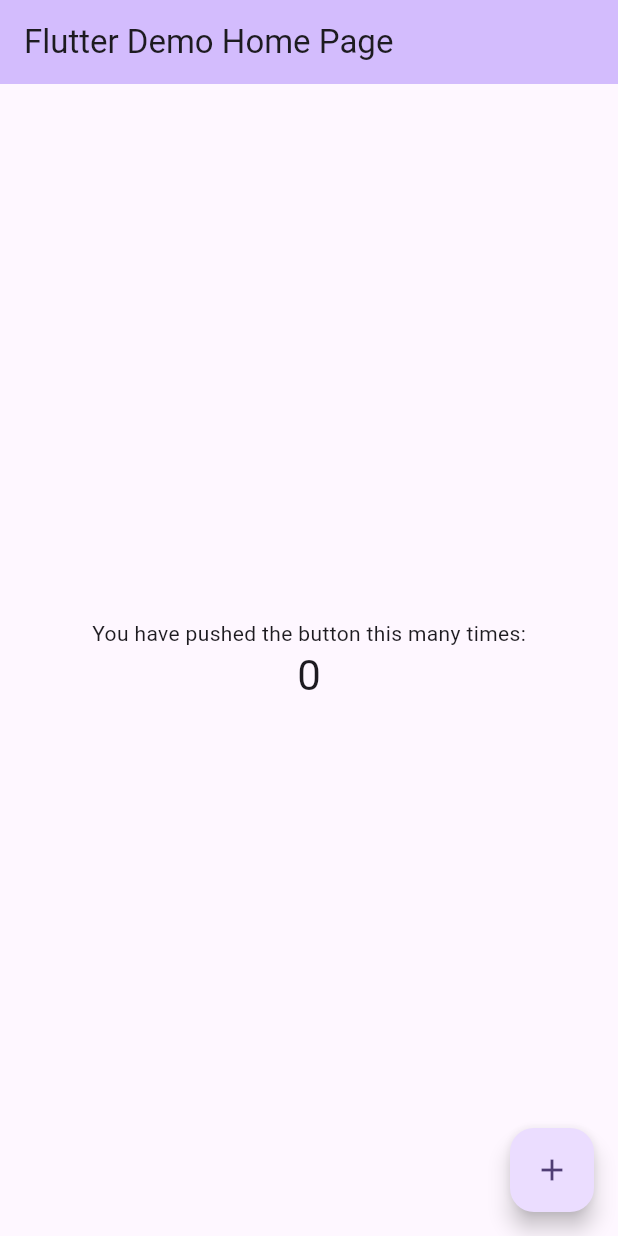
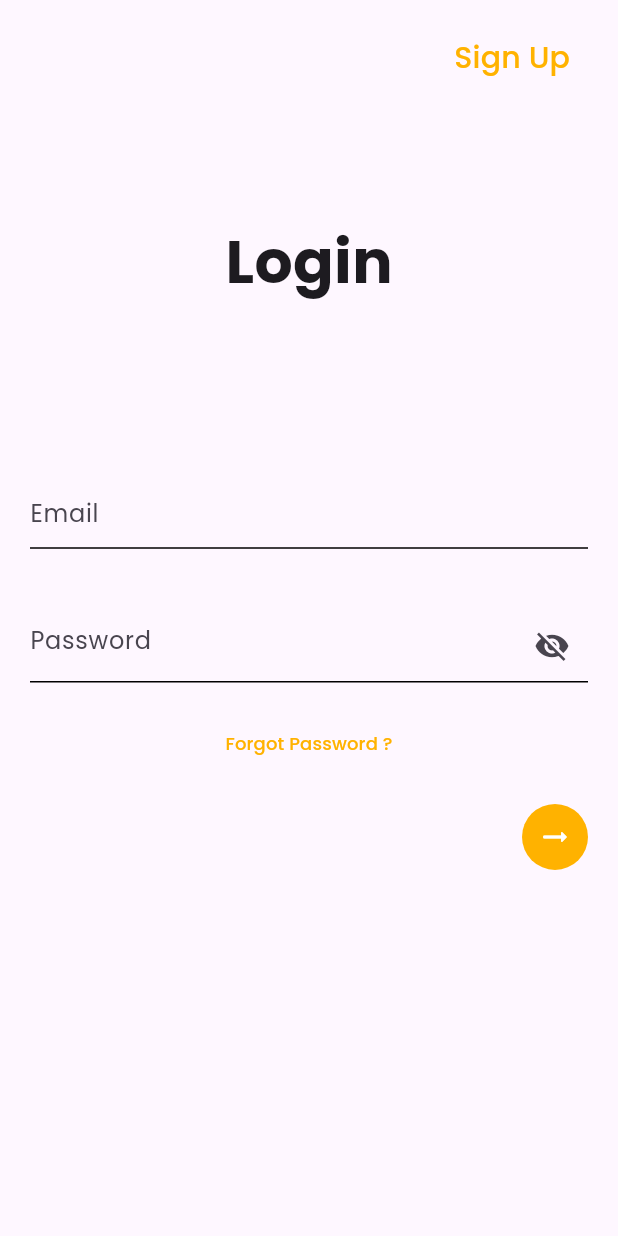
Before and after one commit to fauz2323/woodman_fe, a Flutter app: the screen it shows after launch, on a phone screen of 412 x 824 dp. Run offline on Flutter 3.47's test engine with Material 3 defaults, Android fonts, the light colour scheme and no system bars; our stand-ins replace bloc, flutter_bloc, freezed_annotation, google_fonts.

Commit message:
Add initial implementation of splash, login, and register features with state management

```diff
--- /dev/null
+++ b/lib/helper/route_helper.dart
@@ -0,0 +1,13 @@
+import 'package:flutter/material.dart';
+
+import '../main/view/pages/login/login_view.dart';
+import '../main/view/pages/register/register_view.dart';
+import '../main/view/pages/splash/splash_view.dart';
+
+class RouteHelper {
+  static Map<String, Widget Function(BuildContext)> routes = {
+    '/': (context) => const SplashView(),
+    '/login': (context) => LoginView(),
+    '/register': (context) => RegisterView(),
+  };
+}
--- /dev/null
+++ b/lib/helper/size_helper.dart
@@ -0,0 +1,11 @@
+import 'package:flutter/material.dart';
+
+class SizeHelper {
+  static double getScreenWidth(BuildContext context) {
+    return MediaQuery.of(context).size.width;
+  }
+
+  static double getScreenHeight(BuildContext context) {
+    return MediaQuery.of(context).size.height;
+  }
+}
--- a/lib/main.dart
+++ b/lib/main.dart
@@ -1,4 +1,6 @@
 import 'package:flutter/material.dart';
+import 'package:google_fonts/google_fonts.dart';
+import 'package:woodman_project_fe/helper/route_helper.dart';
 
 void main() {
   runApp(const MyApp());
@@ -11,115 +13,14 @@
   @override
   Widget build(BuildContext context) {
     return MaterialApp(
-      title: 'Flutter Demo',
+      debugShowCheckedModeBanner: false,
+      title: 'Woodman Project',
       theme: ThemeData(
-        // This is the theme of your application.
-        //
-        // TRY THIS: Try running your application with "flutter run". You'll see
-        // the application has a purple toolbar. Then, without quitting the app,
-        // try changing the seedColor in the colorScheme below to Colors.green
-        // and then invoke "hot reload" (save your changes or press the "hot
-        // reload" button in a Flutter-supported IDE, or press "r" if you used
-        // the command line to start the app).
-        //
-        // Notice that the counter didn't reset back to zero; the application
-        // state is not lost during the reload. To reset the state, use hot
-        // restart instead.
-        //
-        // This works for code too, not just values: Most code changes can be
-        // tested with just a hot reload.
-        colorScheme: ColorScheme.fromSeed(seedColor: Colors.deepPurple),
         useMaterial3: true,
+        textTheme: GoogleFonts.poppinsTextTheme(),
       ),
-      home: const MyHomePage(title: 'Flutter Demo Home Page'),
+      routes: RouteHelper.routes,
+      initialRoute: '/login',
     );
   }
 }
-
-class MyHomePage extends StatefulWidget {
-  const MyHomePage({super.key, required this.title});
-
-  // This widget is the home page of your application. It is stateful, meaning
-  // that it has a State object (defined below) that contains fields that affect
-  // how it looks.
-
-  // This class is the configuration for the state. It holds the values (in this
-  // case the title) provided by the parent (in this case the App widget) and
-  // used by the build method of the State. Fields in a Widget subclass are
-  // always marked "final".
-
-  final String title;
-
-  @override
-  State<MyHomePage> createState() => _MyHomePageState();
-}
-
-class _MyHomePageState extends State<MyHomePage> {
-  int _counter = 0;
-
-  void _incrementCounter() {
-    setState(() {
-      // This call to setState tells the Flutter framework that something has
-      // changed in this State, which causes it to rerun the build method below
-      // so that the display can reflect the updated values. If we changed
-      // _counter without calling setState(), then the build method would not be
-      // called again, and so nothing would appear to happen.
-      _counter++;
-    });
-  }
-
-  @override
-  Widget build(BuildContext context) {
-    // This method is rerun every time setState is called, for instance as done
-    // by the _incrementCounter method above.
-    //
-    // The Flutter framework has been optimized to make rerunning build methods
-    // fast, so that you can just rebuild anything that needs updating rather
-    // than having to individually change instances of widgets.
-    return Scaffold(
-      appBar: AppBar(
-        // TRY THIS: Try changing the color here to a specific color (to
-        // Colors.amber, perhaps?) and trigger a hot reload to see the AppBar
-        // change color while the other colors stay the same.
-        backgroundColor: Theme.of(context).colorScheme.inversePrimary,
-        // Here we take the value from the MyHomePage object that was created by
-        // the App.build method, and use it to set our appbar title.
-        title: Text(widget.title),
-      ),
-      body: Center(
-        // Center is a layout widget. It takes a single child and positions it
-        // in the middle of the parent.
-        child: Column(
-          // Column is also a layout widget. It takes a list of children and
-          // arranges them vertically. By default, it sizes itself to fit its
-          // children horizontally, and tries to be as tall as its parent.
-          //
-          // Column has various properties to control how it sizes itself and
-          // how it positions its children. Here we use mainAxisAlignment to
-          // center the children vertically; the main axis here is the vertical
-          // axis because Columns are vertical (the cross axis would be
-          // horizontal).
-          //
-          // TRY THIS: Invoke "debug painting" (choose the "Toggle Debug Paint"
-          // action in the IDE, or press "p" in the console), to see the
-          // wireframe for each widget.
-          mainAxisAlignment: MainAxisAlignment.center,
-          children: <Widget>[
-            const Text(
-              'You have pushed the button this many times:',
-            ),
-            Text(
-              '$_counter',
-              style: Theme.of(context).textTheme.headlineMedium,
-            ),
-          ],
-        ),
-      ),
-      floatingActionButton: FloatingActionButton(
-        onPressed: _incrementCounter,
-        tooltip: 'Increment',
-        child: const Icon(Icons.add),
-      ), // This trailing comma makes auto-formatting nicer for build methods.
-    );
-  }
-}
--- /dev/null
+++ b/lib/main/view/pages/login/cubit/login_cubit.dart
@@ -0,0 +1,13 @@
+import 'package:bloc/bloc.dart';
+import 'package:freezed_annotation/freezed_annotation.dart';
+
+part 'login_state.dart';
+part 'login_cubit.freezed.dart';
+
+class LoginCubit extends Cubit<LoginState> {
+  LoginCubit() : super(LoginState.initial(true));
+
+  setObsecure(bool activeObsecure) {
+    emit(LoginState.initial(!activeObsecure));
+  }
+}
--- /dev/null
+++ b/lib/main/view/pages/login/cubit/login_state.dart
@@ -0,0 +1,9 @@
+part of 'login_cubit.dart';
+
+@freezed
+class LoginState with _$LoginState {
+  const factory LoginState.initial(bool activeObsecure) = _Initial;
+  const factory LoginState.loading() = _Loading;
+  const factory LoginState.success() = _Success;
+  const factory LoginState.error(String message) = _Error;
+}
--- /dev/null
+++ b/lib/main/view/pages/login/login_view.dart
@@ -0,0 +1,166 @@
+import 'package:flutter/material.dart';
+import 'package:flutter_bloc/flutter_bloc.dart';
+import 'package:woodman_project_fe/helper/size_helper.dart';
+import 'package:woodman_project_fe/main/view/pages/login/cubit/login_cubit.dart';
+import 'package:woodman_project_fe/theme/color_themes.dart';
+
+import '../../widged/my_text_field_widget.dart';
+
+class LoginView extends StatefulWidget {
+  const LoginView({super.key});
+
+  @override
+  State<LoginView> createState() => _LoginViewState();
+}
+
+class _LoginViewState extends State<LoginView> {
+  final TextEditingController emailController = TextEditingController();
+  final TextEditingController passwordController = TextEditingController();
+
+  @override
+  void dispose() {
+    // TODO: implement dispose
+    super.dispose();
+    emailController.dispose();
+    passwordController.dispose();
+  }
+
+  @override
+  Widget build(BuildContext context) {
+    return BlocProvider(
+      create: (context) => LoginCubit(),
+      child: Builder(
+        builder: (context) => _build(context),
+      ),
+    );
+  }
+
+  Widget _build(BuildContext context) {
+    return Scaffold(
+      body: SafeArea(
+        child: BlocConsumer<LoginCubit, LoginState>(
+          listener: (context, state) {
+            // TODO: implement listener
+            state.maybeWhen(
+              orElse: () {},
+              success: () async {
+                Navigator.pushNamed(context, '/home');
+              },
+            );
+          },
+          builder: (context, state) {
+            return state.maybeWhen(
+              initial: (activeObsecure) => _loaded(context, activeObsecure),
+              loading: () => const Center(
+                child: CircularProgressIndicator(),
+              ),
+              error: (message) => Center(
+                child: Text(message),
+              ),
+              orElse: () => const SizedBox(),
+            );
+          },
+        ),
+      ),
+    );
+  }
+
+  Widget _loaded(BuildContext context, bool activeObsecure) {
+    return SingleChildScrollView(
+      child: Padding(
+        padding: const EdgeInsets.symmetric(vertical: 15, horizontal: 20),
+        child: Column(
+          mainAxisAlignment: MainAxisAlignment.center,
+          crossAxisAlignment: CrossAxisAlignment.center,
+          children: [
+            Align(
+              alignment: Alignment.centerRight,
+              child: TextButton(
+                onPressed: () {},
+                child: const Text(
+                  'Sign Up',
+                  style: TextStyle(
+                    color: ColorThemes.primaryColor,
+                    fontSize: 20,
+                  ),
+                ),
+              ),
+            ),
+            SizedBox(
+              height: SizeHelper.getScreenHeight(context) * 0.1,
+            ),
+            Text(
+              "Login",
+              style: TextStyle(
+                fontSize: 40,
+                fontWeight: FontWeight.w700,
+              ),
+            ),
+            SizedBox(
+              height: SizeHelper.getScreenHeight(context) * 0.14,
+            ),
+            MyTextFieldWidget(
+              controller: emailController,
+              hintText: 'Email',
+              isPassword: false,
+            ),
+            SizedBox(
+              height: SizeHelper.getScreenHeight(context) * 0.05,
+            ),
+            MyTextFieldWidget(
+              controller: passwordController,
+              hintText: "Password",
+              isPassword: activeObsecure,
+              suffixIcon: IconButton(
+                onPressed: () {
+                  context.read<LoginCubit>().setObsecure(activeObsecure);
+                },
+                icon: Icon(
+                    activeObsecure ? Icons.visibility_off : Icons.visibility),
+              ),
+            ),
+            SizedBox(
+              height: SizeHelper.getScreenHeight(context) * 0.02,
+            ),
+            TextButton(
+              onPressed: () {},
+              child: Text(
+                "Forgot Password ?",
+                style: TextStyle(
+                  fontSize: 12,
+                  color: ColorThemes.primaryColor,
+                ),
+              ),
+            ),
+            SizedBox(
+              height: SizeHelper.getScreenHeight(context) * 0.02,
+            ),
+            Align(
+              alignment: Alignment.centerRight,
+              child: Container(
+                decoration: BoxDecoration(
+                  color: ColorThemes.primaryColor,
+                  borderRadius: BorderRadius.circular(50),
+                ),
+                child: Material(
+                  color: Colors.transparent,
+                  child: InkWell(
+                    borderRadius: BorderRadius.circular(50),
+                    onTap: () {},
+                    child: Padding(
+                      padding: const EdgeInsets.all(10),
+                      child: Icon(
+                        Icons.arrow_right_alt_rounded,
+                        color: ColorThemes.whiteColor,
+                      ),
+                    ),
+                  ),
+                ),
+              ),
+            )
+          ],
+        ),
+      ),
+    );
+  }
+}
--- /dev/null
+++ b/lib/main/view/pages/register/cubit/register_cubit.dart
@@ -0,0 +1,9 @@
+import 'package:bloc/bloc.dart';
+import 'package:freezed_annotation/freezed_annotation.dart';
+
+part 'register_state.dart';
+part 'register_cubit.freezed.dart';
+
+class RegisterCubit extends Cubit<RegisterState> {
+  RegisterCubit() : super(RegisterState.initial());
+}
--- /dev/null
+++ b/lib/main/view/pages/register/cubit/register_state.dart
@@ -0,0 +1,9 @@
+part of 'register_cubit.dart';
+
+@freezed
+class RegisterState with _$RegisterState {
+  const factory RegisterState.initial() = _Initial;
+  const factory RegisterState.loading() = _Loading;
+  const factory RegisterState.success() = _Success;
+  const factory RegisterState.error(String message) = _Error;
+}
--- /dev/null
+++ b/lib/main/view/pages/register/register_view.dart
@@ -0,0 +1,10 @@
+import 'package:flutter/material.dart';
+
+class RegisterView extends StatelessWidget {
+  const RegisterView({super.key});
+
+  @override
+  Widget build(BuildContext context) {
+    return const Placeholder();
+  }
+}
--- /dev/null
+++ b/lib/main/view/pages/splash/cubit/splash_cubit.dart
@@ -0,0 +1,9 @@
+import 'package:bloc/bloc.dart';
+import 'package:freezed_annotation/freezed_annotation.dart';
+
+part 'splash_state.dart';
+part 'splash_cubit.freezed.dart';
+
+class SplashCubit extends Cubit<SplashState> {
+  SplashCubit() : super(SplashState.initial());
+}
--- /dev/null
+++ b/lib/main/view/pages/splash/cubit/splash_state.dart
@@ -0,0 +1,6 @@
+part of 'splash_cubit.dart';
+
+@freezed
+class SplashState with _$SplashState {
+  const factory SplashState.initial() = _Initial;
+}
--- /dev/null
+++ b/lib/main/view/pages/splash/splash_view.dart
@@ -0,0 +1,10 @@
+import 'package:flutter/material.dart';
+
+class SplashView extends StatelessWidget {
+  const SplashView({super.key});
+
+  @override
+  Widget build(BuildContext context) {
+    return const Placeholder();
+  }
+}
--- /dev/null
+++ b/lib/main/view/widged/my_text_field_widget.dart
@@ -0,0 +1,39 @@
+import 'package:flutter/material.dart';
+
+import '../../../theme/color_themes.dart';
+
+class MyTextFieldWidget extends StatelessWidget {
+  const MyTextFieldWidget({
+    super.key,
+    required this.controller,
+    required this.hintText,
+    required this.isPassword,
+    this.suffixIcon,
+  });
+  final TextEditingController controller;
+  final String hintText;
+  final bool isPassword;
+  final IconButton? suffixIcon;
+
+  @override
+  Widget build(BuildContext context) {
+    return TextField(
+      controller: controller,
+      obscureText: isPassword,
+      decoration: InputDecoration(
+        suffixIcon: suffixIcon,
+        hintText: hintText,
+        enabledBorder: UnderlineInputBorder(
+          borderSide: BorderSide(
+            color: ColorThemes.blackColor,
+          ),
+        ),
+        focusedBorder: UnderlineInputBorder(
+          borderSide: BorderSide(
+            color: ColorThemes.primaryColor,
+          ),
+        ),
+      ),
+    );
+  }
+}
--- /dev/null
+++ b/lib/theme/color_themes.dart
@@ -0,0 +1,8 @@
+import 'package:flutter/material.dart';
+
+class ColorThemes {
+  static const Color primaryColor = Color(0xFFFFB200);
+  static const Color secondaryColor = Color(0xFF414040);
+  static const Color blackColor = Colors.black;
+  static const Color whiteColor = Colors.white;
+}
--- a/pubspec.yaml
+++ b/pubspec.yaml
@@ -40,9 +40,9 @@ dependencies:
   freezed_annotation: ^2.4.4
   json_annotation: ^4.9.0
   http: ^1.2.2
-  flutter_secure_storage: ^4.2.1
   image_picker: ^1.1.2
   cached_network_image: ^3.4.1
+  change_app_package_name: ^1.4.0
 
 dev_dependencies:
   flutter_test:
```
Also changed, not shown: lib/main/view/pages/login/cubit/login_cubit.freezed.dart (added), lib/main/view/pages/register/cubit/register_cubit.freezed.dart (added), lib/main/view/pages/splash/cubit/splash_cubit.freezed.dart (added), pubspec.lock, 6 other files.
